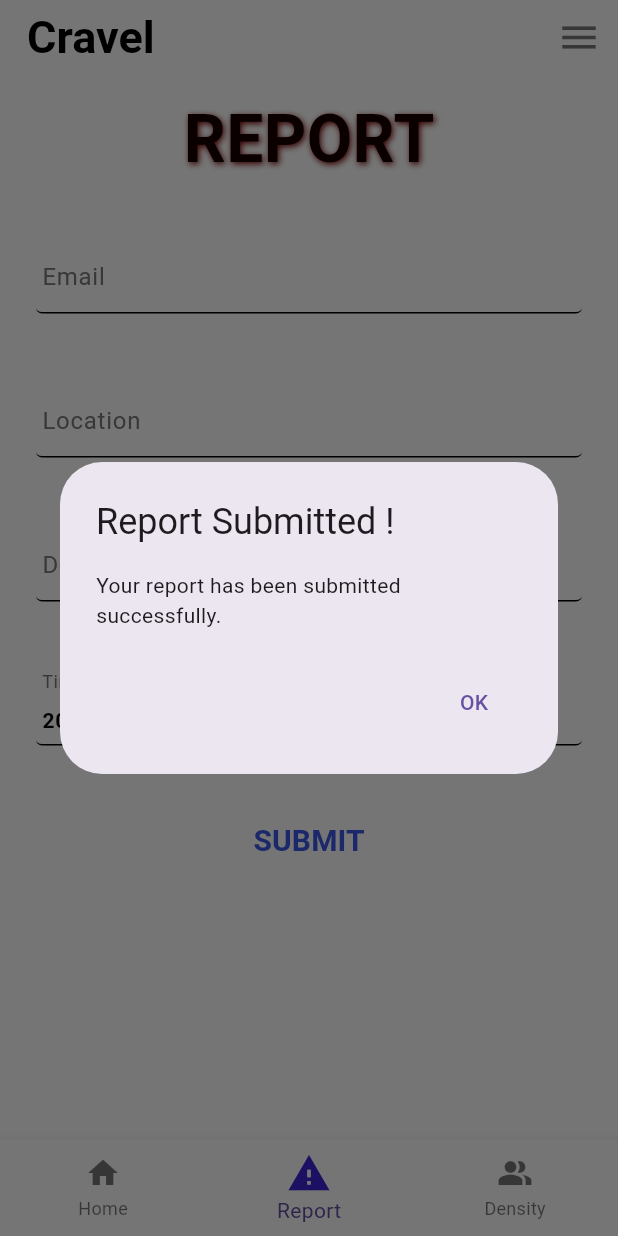
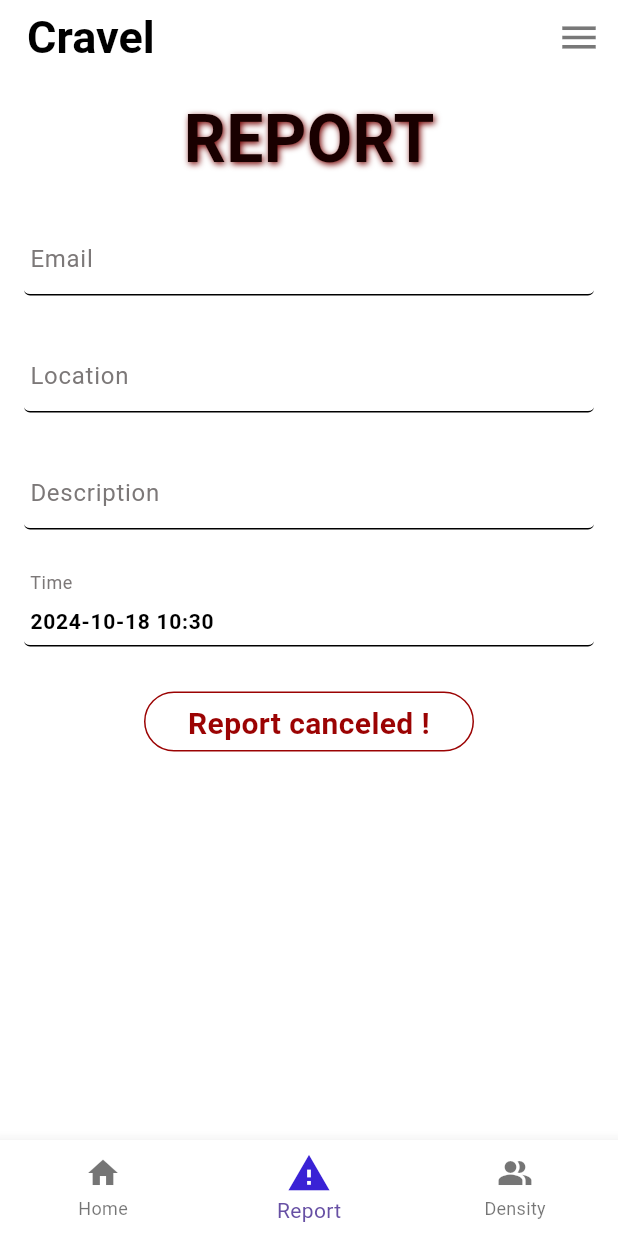
Before and after one commit to NamanGoyalK/CRAVEL-Overhauled, a Flutter app: the screen it shows once a user with an empty profile is signed in, item 2 of the bottom bar chosen, after a tap on "SUBMIT", on a phone screen of 412 x 824 dp. Run offline on Flutter 3.47's test engine with Material 3 defaults, Android fonts, the phone set to English and light mode, and no system bars; our stand-ins replace firebase_auth, firebase_core, google_sign_in; missing offline and left inert: email_otp; accounts and stored records are empty; network calls fail.

Commit message:
report Overhauled + minor changes

```diff
--- a/cravel/lib/Pages/stuff/database.dart
+++ b/cravel/lib/Pages/Database/database.dart
@@ -10,8 +10,7 @@
   final String imageUrl;
 }
 
-const urlPrefix =
-    'https://docs.flutter.dev/cookbook/img-files/effects/parallax';
+const urlPrefix = '';
 
 const locations = [
   Location(
--- a/cravel/lib/Pages/SubPages/front_page.dart
+++ b/cravel/lib/Pages/SubPages/front_page.dart
@@ -1,6 +1,6 @@
 import 'package:flutter/material.dart';
 import 'package:flutter/rendering.dart';
-import 'package:cravel/Pages/stuff/database.dart';
+import 'package:cravel/Pages/Database/database.dart';
 
 const Color darkBlue = Color.fromARGB(255, 18, 32, 47);
 
--- a/cravel/lib/Pages/SubPages/report_page.dart
+++ b/cravel/lib/Pages/SubPages/report_page.dart
@@ -1,6 +1,24 @@
 import 'package:flutter/material.dart';
+import 'package:cravel/widgets/text_fields.dart';
+import 'dart:async';
 
-Widget reportPage(BuildContext context) {
+final TextEditingController email = TextEditingController();
+final TextEditingController location = TextEditingController();
+final TextEditingController description = TextEditingController();
+String defaultTime = DateTime.now().toString();
+TextEditingController time =
+    TextEditingController(text: defaultTime.substring(0, 16));
+
+class ReportPage extends StatefulWidget {
+  const ReportPage({super.key});
+
+  @override
+  ReportPageState createState() => ReportPageState();
+}
+
+class ReportPageState extends State<ReportPage> {
+  @override
+  Widget build(BuildContext context) {
     return Center(
       child: ListView(
         children: [
@@ -8,39 +26,137 @@
             child: Column(
               children: [
                 reportTitle(),
-              inputText(
-                'Email',
-                'Enter Your Email',
-                keyboardType: TextInputType.emailAddress,
-                noLines: 1,
-                justInCase: TextEditingController(),
-              ),
-              inputText(
-                'Location',
-                'Enter the Location',
-                keyboardType: TextInputType.multiline,
-                noLines: null,
-                justInCase: TextEditingController(),
-              ),
-              inputText(
-                'Description',
-                'Please provide with a description',
-                keyboardType: TextInputType.multiline,
-                noLines: null,
-                justInCase: TextEditingController(),
-              ),
-              inputText(
-                'Time',
-                'Enter Time',
-                keyboardType: const TextInputType.numberWithOptions(),
-                noLines: 1,
-                justInCase:
-                    TextEditingController(text: DateTime.now().toString()),
-              ),
-              submitButton(context),
+                inputForReport(),
+                const SubmitButton(),
               ],
             ),
           ),
+        ],
+      ),
+    );
+  }
+}
+
+class SubmitButton extends StatefulWidget {
+  const SubmitButton({
+    super.key,
+  });
+
+  @override
+  State<SubmitButton> createState() => _SubmitButtonState();
+}
+
+class _SubmitButtonState extends State<SubmitButton> {
+  bool _enabled = true;
+  bool isExpanded = false;
+  bool isSubmitted = false;
+  void _onTap() {
+    // Disable GestureDetector's 'onTap' property.
+    setState(() => _enabled = false);
+
+    // Enable it after 1s.
+    Timer(const Duration(seconds: 4), () => setState(() => _enabled = true));
+
+    setState(() {
+      isExpanded = !isExpanded;
+      if (isSubmitted) {
+        Timer(const Duration(seconds: 3), () {
+          setState(() {
+            isExpanded = false;
+            email.clear();
+            location.clear();
+            description.clear();
+            time.text = defaultTime.substring(0, 16);
+            FocusScope.of(context).unfocus();
+            isSubmitted = false;
+          });
+        });
+      } else {
+        Timer(const Duration(seconds: 3), () {
+          setState(() {
+            isExpanded = false;
+          });
+        });
+      }
+    });
+  }
+
+  @override
+  Widget build(BuildContext context) {
+    return Padding(
+      padding: const EdgeInsets.all(12.0),
+      child: GestureDetector(
+        onTap: _enabled ? _onTap : null,
+        child: AnimatedContainer(
+          duration: const Duration(milliseconds: 1000),
+          curve: Curves.easeInOutCubic,
+          padding: const EdgeInsets.all(6.0),
+          margin: const EdgeInsets.all(6.0),
+          width: isExpanded ? 220 : 100,
+          height: 40,
+          alignment: Alignment.center,
+          decoration: BoxDecoration(
+            borderRadius: BorderRadius.circular(isExpanded ? 30.0 : 6.0),
+            color: const Color.fromARGB(255, 255, 255, 255),
+            border: Border.all(
+              color: isExpanded
+                  ? (isSubmitted
+                      ? const Color.fromARGB(255, 3, 136, 69)
+                      : const Color.fromARGB(255, 155, 3, 3))
+                  : const Color.fromARGB(255, 51, 81, 231),
+            ),
+          ),
+          child: Text(
+            isExpanded
+                ? (isSubmitted ? 'Report Submitted !' : 'Report canceled !')
+                : 'SUBMIT',
+            style: TextStyle(
+              fontWeight: FontWeight.w700,
+              fontStyle: FontStyle.normal,
+              fontSize: 20,
+              color: isExpanded
+                  ? (isSubmitted
+                      ? const Color.fromARGB(255, 3, 136, 69)
+                      : const Color.fromARGB(255, 155, 3, 3))
+                  : const Color.fromARGB(255, 51, 81, 231),
+            ),
+            textAlign: TextAlign.center,
+            overflow: TextOverflow.ellipsis,
+          ),
+        ),
+      ),
+    );
+  }
+}
+
+Padding inputForReport() {
+  return Padding(
+    padding: const EdgeInsets.all(12.0),
+    child: Column(
+      children: [
+        InputField(
+            controller: email,
+            keyboardType: TextInputType.emailAddress,
+            labelText: 'Email',
+            hintText: 'Enter an Email'),
+        const SizedBox(height: 30),
+        InputField(
+            controller: location,
+            keyboardType: TextInputType.streetAddress,
+            labelText: 'Location',
+            hintText: 'Enter the Location'),
+        const SizedBox(height: 30),
+        InputField(
+            controller: description,
+            keyboardType: TextInputType.text,
+            labelText: 'Description',
+            hintText: 'Enter a brief description'),
+        const SizedBox(height: 30),
+        InputField(
+            controller: time,
+            keyboardType: TextInputType.emailAddress,
+            labelText: 'Time',
+            hintText: 'Enter the time'),
       ],
     ),
   );
@@ -66,105 +182,3 @@
     ),
   );
 }
-
-Padding inputText(dynamic field, dynamic label,
-    {required TextInputType keyboardType,
-    required int? noLines,
-    required justInCase}) {
-  return Padding(
-    padding: const EdgeInsets.all(24.0),
-    child: TextField(
-      controller: justInCase,
-      keyboardType: keyboardType,
-      obscureText: false,
-      textAlign: TextAlign.start,
-      maxLines: noLines,
-      style: const TextStyle(
-        fontWeight: FontWeight.w700,
-        fontStyle: FontStyle.normal,
-        fontSize: 14,
-        color: Color(0xff000000),
-      ),
-      decoration: InputDecoration(
-        disabledBorder: UnderlineInputBorder(
-          borderRadius: BorderRadius.circular(4.0),
-          borderSide: const BorderSide(color: Color(0xff000000), width: 1),
-        ),
-        focusedBorder: UnderlineInputBorder(
-          borderRadius: BorderRadius.circular(4.0),
-          borderSide: const BorderSide(color: Color(0xff000000), width: 1),
-        ),
-        enabledBorder: UnderlineInputBorder(
-          borderRadius: BorderRadius.circular(4.0),
-          borderSide: const BorderSide(color: Color(0xff000000), width: 1),
-        ),
-        labelText: field,
-        labelStyle: const TextStyle(
-          fontWeight: FontWeight.w400,
-          fontStyle: FontStyle.normal,
-          fontSize: 16,
-          color: Color(0xff7c7878),
-        ),
-        hintText: label,
-        hintStyle: const TextStyle(
-          fontWeight: FontWeight.w400,
-          fontStyle: FontStyle.normal,
-          fontSize: 14,
-          color: Color(0xff000000),
-        ),
-        filled: true,
-        fillColor: const Color(0x00ffffff),
-        isDense: false,
-        contentPadding: const EdgeInsets.all(0),
-      ),
-    ),
-  );
-}
-
-Padding submitButton(BuildContext context) {
-  return Padding(
-    padding: const EdgeInsets.all(16.0),
-    child: TextButton(
-      onPressed: () => showDialog<String>(
-        context: context,
-        builder: (BuildContext context) => AlertDialog(
-          title: const Text('Report Submitted !'),
-          content: const Text('Your report has been submitted successfully.'),
-          actions: <Widget>[
-            TextButton(
-              onPressed: () => Navigator.pop(context, 'OK'),
-              child: const Text('OK'),
-            ),
-          ],
-        ),
-      ),
-      style: ButtonStyle(
-        overlayColor: WidgetStateProperty.resolveWith<Color?>(
-          (Set<WidgetState> states) {
-            if (states.contains(WidgetState.focused)) {
-              return const Color(0x1f000000);
-            }
-            if (states.contains(WidgetState.hovered)) {
-              return const Color(0x0a000000);
-            }
-            if (states.contains(WidgetState.pressed)) {
-              return const Color(0x0d000000);
-            }
-            return null;
-          },
-        ),
-      ),
-      child: const Text(
-        "SUBMIT",
-        style: TextStyle(
-          fontWeight: FontWeight.w700,
-          fontStyle: FontStyle.normal,
-          fontSize: 20,
-          color: Color(0xff3a57e8),
-        ),
-        textAlign: TextAlign.start,
-        overflow: TextOverflow.clip,
-      ),
-    ),
-  );
-}
--- a/cravel/lib/Pages/home_page.dart
+++ b/cravel/lib/Pages/home_page.dart
@@ -33,7 +33,7 @@
         child: _selectedIndex == 0
             ? frontPage()
             : _selectedIndex == 1
-                ? reportPage(context)
+                ? const ReportPage()
                 : densityPage(),
       ),
       bottomNavigationBar: statusBar(),
```
Lines whose indentation alone changed are shown as unchanged.
